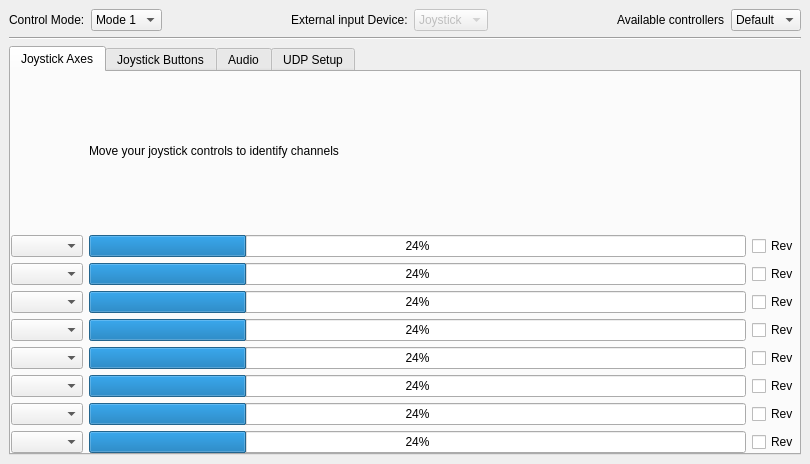
Old version of the form ground/gcs/src/plugins/gcscontrol/gcscontrolgadgetoptionspage.ui in the repository TauLabs/TauLabs.
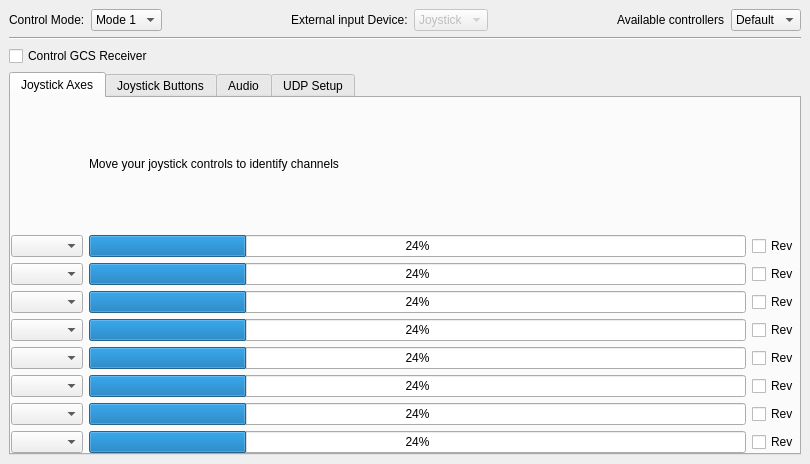
New version of the form.

Commit message: GCS Controller: Add an option to control via GCS Receiver instead

```diff
--- a/ground/gcs/src/plugins/gcscontrol/gcscontrolgadgetoptionspage.ui
+++ b/ground/gcs/src/plugins/gcscontrol/gcscontrolgadgetoptionspage.ui
@@ -164,6 +164,13 @@
             </property>
            </widget>
           </item>
+          <item>
+           <widget class="QCheckBox" name="gcsReceiverCB">
+            <property name="text">
+             <string>Control GCS Receiver</string>
+            </property>
+           </widget>
+          </item>
           <item>
            <widget class="QTabWidget" name="UDPSetup">
             <property name="currentIndex">
```
The commit also changes 3 other files.
